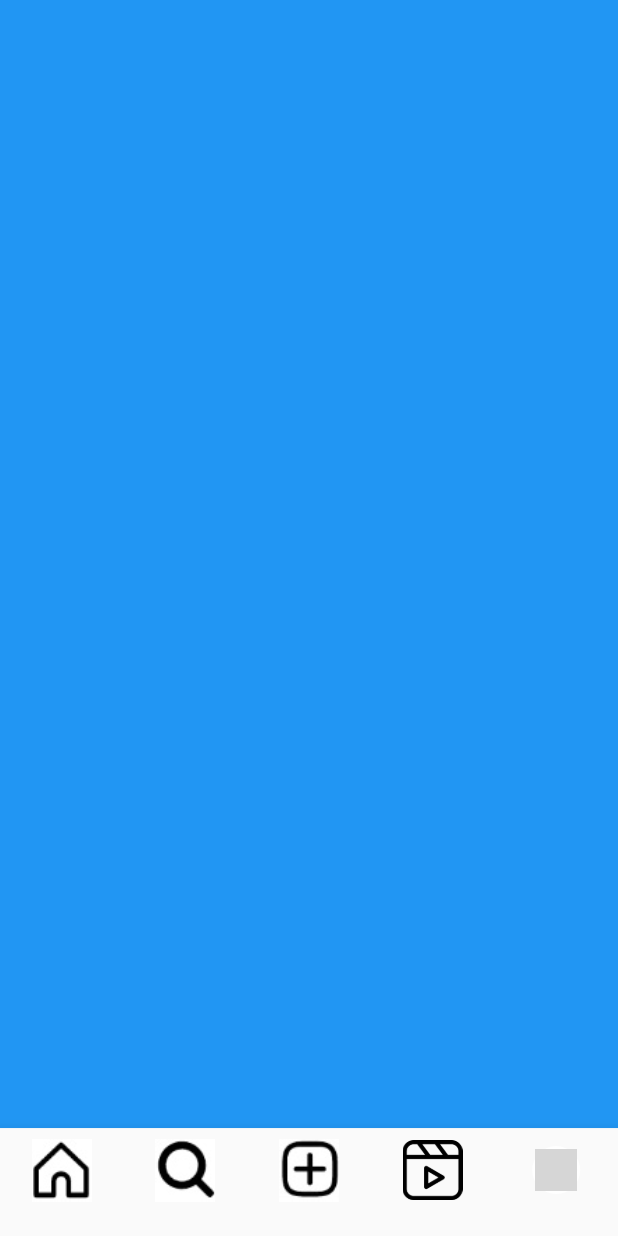
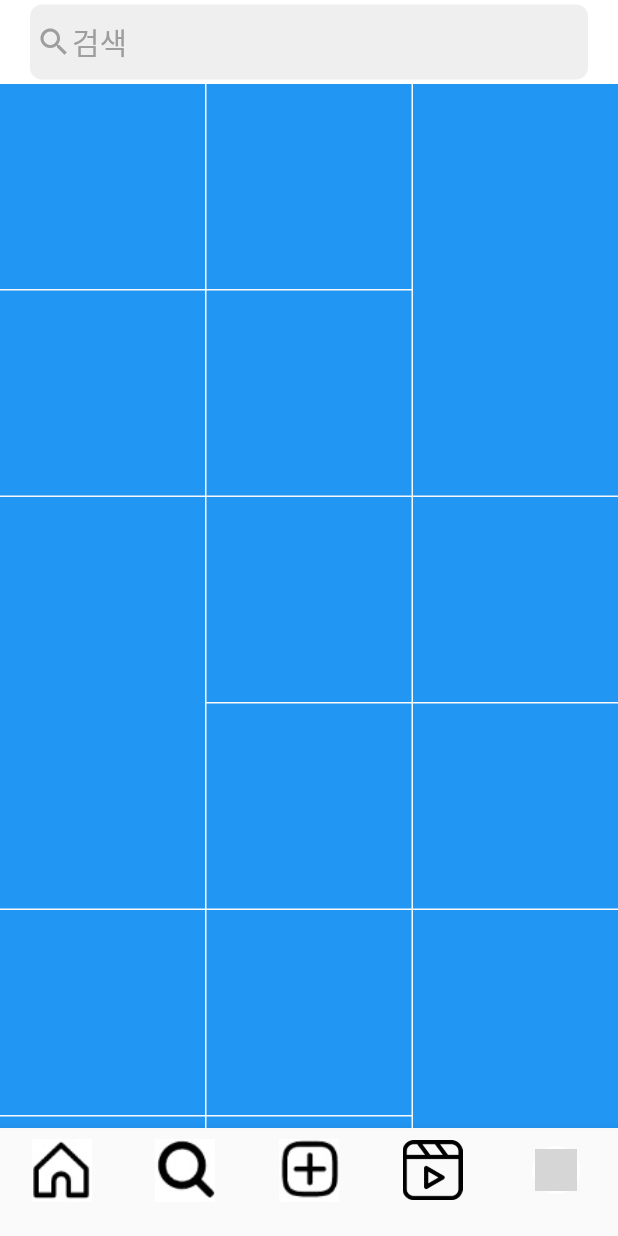
Before and after one commit to WantOscar/insta_clone_with_provider, a Flutter app: the screen it shows after launch, item 2 of the bottom bar chosen, on a phone screen of 412 x 824 dp. Run offline on Flutter 3.47's test engine with Material 3 defaults, Android fonts, the phone set to English and light mode, and no system bars; drawn by our look-alikes of cached_network_image; our stand-ins replace carousel_slider, expandable_text, smooth_page_indicator; network calls fail; grey boxes are pictures that could not be loaded.

Commit message:
홈 화면 완성 / 탐색 화면 제작

```diff
--- a/lib/src/ui/app/app.dart
+++ b/lib/src/ui/app/app.dart
@@ -1,6 +1,7 @@
 import 'package:flutter/material.dart';
 import 'package:insta_clone/src/ui/app/app_view_model.dart';
 import 'package:insta_clone/src/ui/home/home_view.dart';
+import 'package:insta_clone/src/ui/search/search_view.dart';
 import 'package:insta_clone/src/widget/image_avatar.dart';
 import 'package:insta_clone/src/widget/image_data.dart';
 import 'package:provider/provider.dart';
@@ -10,11 +11,10 @@ class App extends StatelessWidget {
 
   @override
   Widget build(BuildContext context) {
-    final _viewModel = Provider.of<AppViewModel>(context);
-
+    final viewModel = Provider.of<AppViewModel>(context);
     return PopScope(
-      canPop: _viewModel.canPop,
-      onPopInvoked: _viewModel.back,
+      canPop: viewModel.canPop,
+      onPopInvoked: viewModel.back,
       child: Scaffold(
         body: _body(),
         bottomNavigationBar: _bottomNav(),
@@ -22,23 +22,27 @@ class App extends StatelessWidget {
     );
   }
 
-  Widget _body() => Consumer<AppViewModel>(
-        builder: (context, provider, child) {
+  Widget _body() => Consumer<AppViewModel>(builder: (context, provider, child) {
         return IndexedStack(
           index: provider.pageIndex,
           children: [
             const HomeView(),
-              Container(color: Colors.blue),
-              Container(color: Colors.yellow),
-              Container(color: Colors.green),
-              Container(color: Colors.black),
+            const SearchView(),
+            Container(
+              color: Colors.yellow,
+            ),
+            Container(
+              color: Colors.green,
+            ),
+            Container(
+              color: Colors.black,
+            ),
           ],
         );
-        },
-      );
+      });
 
-  Widget _bottomNav() => Consumer<AppViewModel>(
-        builder: (context, provider, child) {
+  Widget _bottomNav() =>
+      Consumer<AppViewModel>(builder: (context, provider, child) {
         return BottomNavigationBar(
             currentIndex: provider.pageIndex,
             onTap: provider.changePage,
@@ -60,20 +64,17 @@ class App extends StatelessWidget {
                   label: ""),
               const BottomNavigationBarItem(
                   icon: ImageAvatar(
+                      type: ImageAvatarType.OFF,
                       path:
-                        "https://cdnweb01.wikitree.co.kr/webdata/editor/202405/08/img_20240508134045_5a98bd30.webp",
+                          "https://encrypted-tbn0.gstatic.com/images?q=tbn:ANd9GcTnnnObTCNg1QJoEd9Krwl3kSUnPYTZrxb5Ig&s",
+                      size: 28),
+                  activeIcon: ImageAvatar(
+                    type: ImageAvatarType.ON,
+                    path:
+                        "https://encrypted-tbn0.gstatic.com/images?q=tbn:ANd9GcTnnnObTCNg1QJoEd9Krwl3kSUnPYTZrxb5Ig&s",
                     size: 28,
-                    type: ImageAvatarType.OFF,
-                  ),
-                  activeIcon: ImageAvatar(
-                    path:
-                        "https://cdnweb01.wikitree.co.kr/webdata/editor/202405/08/img_20240508134045_5a98bd30.webp",
-                    size: 28,
-                    type: ImageAvatarType.ON,
                   ),
                   label: ""),
-            ],
-          );
-        },
-      );
+            ]);
+      });
 }
--- /dev/null
+++ b/lib/src/ui/search/search_view.dart
@@ -0,0 +1,83 @@
+import 'package:flutter/material.dart';
+import 'package:flutter_staggered_grid_view/flutter_staggered_grid_view.dart';
+import 'package:insta_clone/src/ui/search/search_focus_view.dart';
+
+class SearchView extends StatefulWidget {
+  const SearchView({super.key});
+
+  @override
+  State<SearchView> createState() => _SearchViewState();
+}
+
+class _SearchViewState extends State<SearchView> {
+  @override
+  Widget build(BuildContext context) {
+    return SafeArea(
+      child: Scaffold(
+        body: CustomScrollView(
+          slivers: [
+            _appBar(),
+            _imageGrid(),
+          ],
+        ),
+      ),
+    );
+  }
+
+  Widget _appBar() => SliverAppBar(
+        floating: true,
+        title: Padding(
+          padding: const EdgeInsets.symmetric(horizontal: 4.0),
+          child: GestureDetector(
+            onTap: () => Navigator.of(context).push(MaterialPageRoute(
+                builder: (context) => const SearchFocusView())),
+            child: Container(
+                height: 50,
+                alignment: Alignment.centerLeft,
+                width: double.infinity,
+                decoration: BoxDecoration(
+                    color: const Color(0xffefefef),
+                    borderRadius: BorderRadius.circular(8.0)),
+                child: const Padding(
+                  padding: EdgeInsets.symmetric(horizontal: 4.0),
+                  child: Row(
+                    children: [
+                      Icon(
+                        Icons.search,
+                        color: Colors.grey,
+                      ),
+                      Text(
+                        "검색",
+                        style: TextStyle(color: Colors.grey),
+                      )
+                    ],
+                  ),
+                )),
+          ),
+        ),
+      );
+
+  Widget _imageGrid() => SliverGrid.builder(
+      itemCount: 40,
+      gridDelegate: SliverQuiltedGridDelegate(
+          crossAxisCount: 3,
+          pattern: [
+            //
+            const QuiltedGridTile(1, 1),
+            const QuiltedGridTile(1, 1),
+            const QuiltedGridTile(2, 1),
+            const QuiltedGridTile(1, 1),
+            const QuiltedGridTile(1, 1),
+            //
+            const QuiltedGridTile(2, 1),
+            const QuiltedGridTile(1, 1),
+            const QuiltedGridTile(1, 1),
+            const QuiltedGridTile(1, 1),
+            const QuiltedGridTile(1, 1),
+          ],
+          mainAxisSpacing: 1.0,
+          crossAxisSpacing: 1.0),
+      itemBuilder: (context, index) => Container(
+            color: Colors.blue,
+          ));
+}
--- a/pubspec.yaml
+++ b/pubspec.yaml
@@ -38,6 +38,10 @@ dependencies:
   provider: ^6.1.2
   test: ^1.24.9
   cached_network_image: ^3.3.1
+  carousel_slider: ^4.2.1
+  smooth_page_indicator: ^1.2.0+3
+  expandable_text: ^2.3.0
+  flutter_staggered_grid_view: ^0.7.0
 
 dev_dependencies:
   flutter_test:
```
Also changed, not shown: lib/src/ui/search/search_focus_view.dart (added, +12 -0 lines), lib/src/widget/feed_box.dart (added, +242 -0 lines), pubspec.lock. Lines whose indentation alone changed are shown as unchanged.
